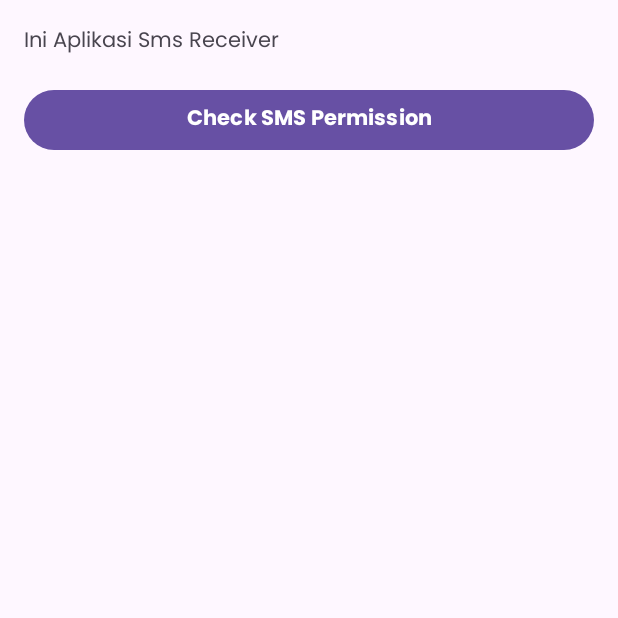
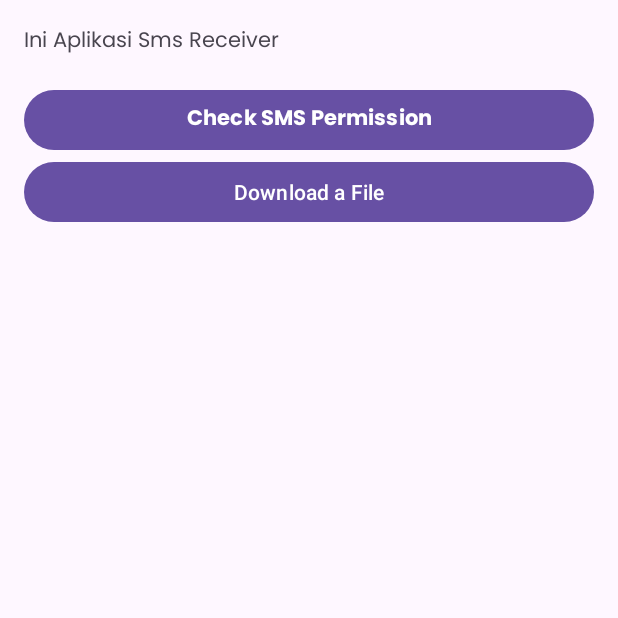
Before and after one commit to bimamib/Latihan-BroadcastReceiver, an Android app: the screen it shows after launch (MainActivity), on a phone screen of 412 x 824 dp, the top half of it. Run offline under Robolectric (Android 15) with nearby library versions, the phone set to English and light mode, and no system bars.

Commit message:
menambahkan button activity_main.xml

```diff
--- a/app/src/main/res/layout/activity_main.xml
+++ b/app/src/main/res/layout/activity_main.xml
@@ -14,10 +14,17 @@
         android:text="@string/this_sms_receiver_app"
         android:fontFamily="@font/poppins_regular"
         android:layout_marginBottom="16dp" />
+
     <Button
         android:id="@+id/btn_permission"
         android:layout_width="match_parent"
         android:layout_height="wrap_content"
         android:fontFamily="@font/poppins_bold"
         android:text="@string/check_sms_permission" />
+
+    <Button
+        android:id="@+id/btn_download"
+        android:layout_width="match_parent"
+        android:layout_height="wrap_content"
+        android:text="@string/download_file" />
 </LinearLayout>
```
